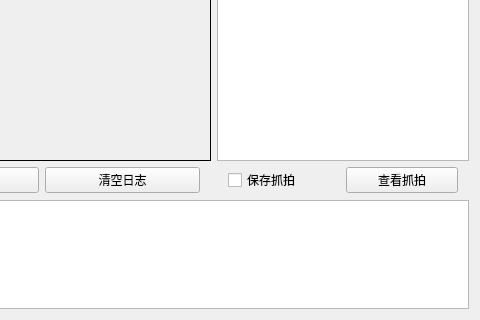
This is VFR_algorithm/VFR_algorithm.ui in zhw201906/VFR_system as Qt 5 draws it before an edit; both pictures show x 300 to 780 and y 260 to 580 of the 780 by 580 pixel window. The edited form follows.
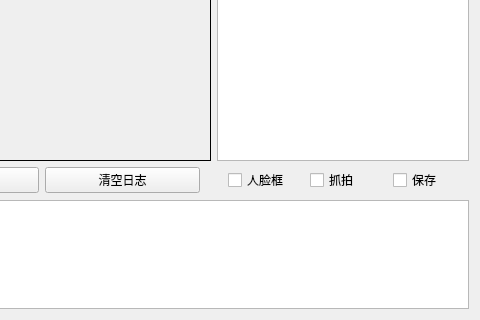
This is the edited form.

Commit message: 完成视频中的人脸库绘制

```diff
--- a/VFR_algorithm/VFR_algorithm.ui
+++ b/VFR_algorithm/VFR_algorithm.ui
@@ -103,20 +103,30 @@
       <property name="topMargin">
        <number>0</number>
       </property>
+      <property name="rightMargin">
+       <number>0</number>
+      </property>
       <property name="bottomMargin">
        <number>0</number>
       </property>
+      <item>
+       <widget class="QCheckBox" name="checkBox_rect">
+        <property name="text">
+         <string>人脸框</string>
+        </property>
+       </widget>
+      </item>
+      <item>
+       <widget class="QCheckBox" name="checkBox_snap">
+        <property name="text">
+         <string>抓拍</string>
+        </property>
+       </widget>
+      </item>
       <item>
        <widget class="QCheckBox" name="checkBox_saveSnap">
         <property name="text">
-         <string>保存抓拍</string>
-        </property>
-       </widget>
-      </item>
-      <item>
-       <widget class="QPushButton" name="pushButton_querySnap">
-        <property name="text">
-         <string>查看抓拍</string>
+         <string>保存</string>
         </property>
        </widget>
       </item>
```
The commit also changes 33 other files.
